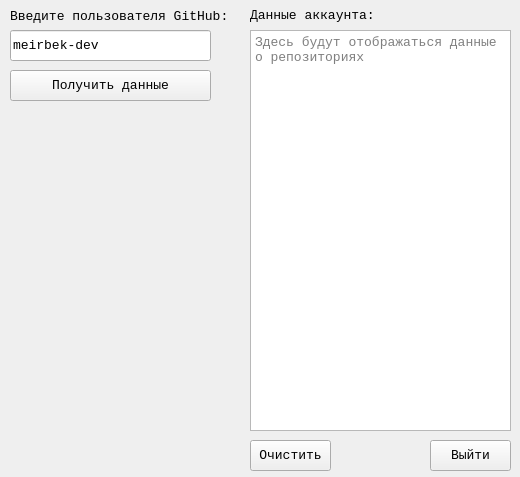
Qt form scraper_form.ui (Meirbek-dev/GitHub_Scrapper) before a commit.
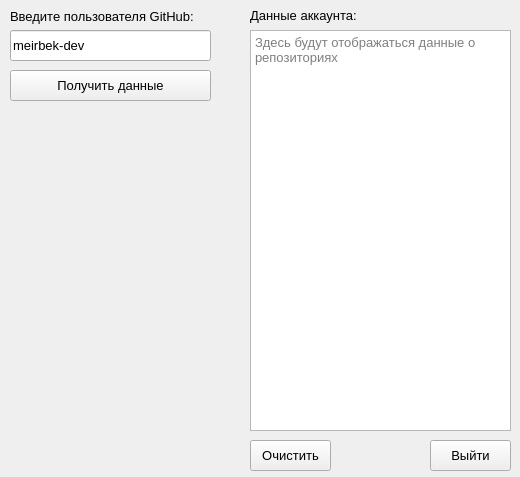
The same form after that commit. Icons and pictures are not drawn.

The edit to the form file:
```diff
--- a/scraper_form.ui
+++ b/scraper_form.ui
@@ -24,7 +24,6 @@
   </property>
   <property name="font">
    <font>
-    <family>Courier New</family>
     <pointsize>10</pointsize>
     <stylestrategy>PreferAntialias</stylestrategy>
    </font>
@@ -112,7 +111,6 @@
    </property>
    <property name="font">
     <font>
-     <family>Courier New</family>
      <pointsize>10</pointsize>
      <stylestrategy>PreferAntialias</stylestrategy>
     </font>
@@ -129,6 +127,9 @@
    <property name="accessibleDescription">
     <string/>
    </property>
+            <property name="readOnly">
+                <bool>true</bool>
+            </property>
    <property name="textInteractionFlags">
     <set>Qt::TextSelectableByKeyboard|Qt::TextSelectableByMouse</set>
    </property>
```
Left out of the diff: 9 changed lines with no effect on the pictures. Lines whose indentation alone changed are shown as unchanged.
